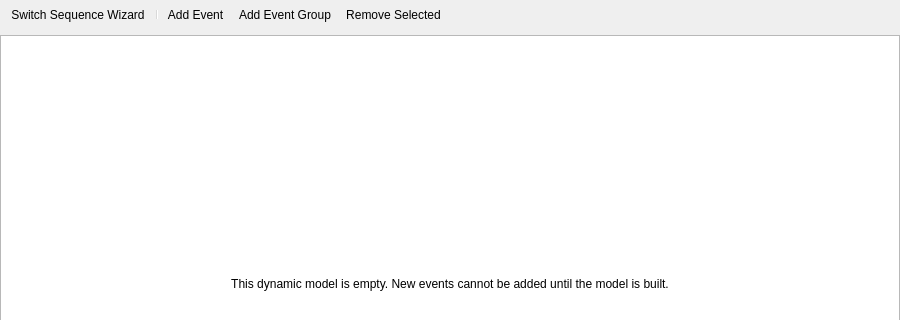
This is src/VeraGrid/Gui/DynamicModelEditor/Events/dynamic_events_page_ui.ui in JordiBejarUPC/veragrid-hvdc-bipolar-pfc as Qt 5 draws it before an edit; both pictures show x 0 to 900 and y 0 to 320 of the 900 by 560 pixel window. The edited form follows.
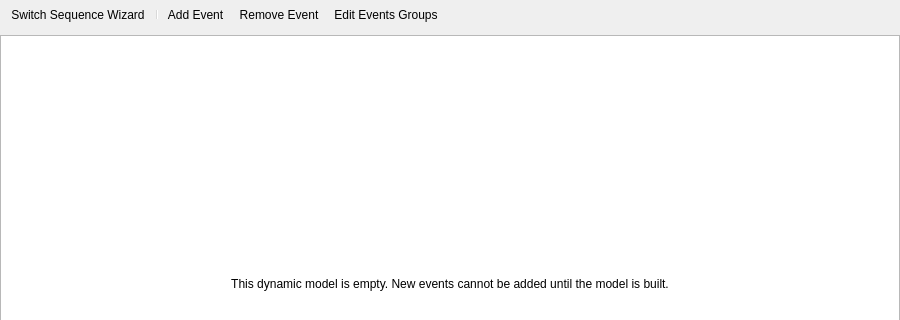
This is the edited form. Icons and pictures are not drawn.

Commit message: edited dynamic_events_page

```diff
--- a/src/VeraGrid/Gui/DynamicModelEditor/Events/dynamic_events_page_ui.ui
+++ b/src/VeraGrid/Gui/DynamicModelEditor/Events/dynamic_events_page_ui.ui
@@ -40,8 +40,8 @@
      <addaction name="actionSwitchSequence"/>
      <addaction name="separator"/>
      <addaction name="actionAddEvent"/>
-     <addaction name="actionNewGroup"/>
      <addaction name="actionRemove"/>
+     <addaction name="actionNewGroup"/>
     </widget>
    </item>
    <item>
@@ -149,7 +149,7 @@
      <normaloff>:/Icons/icons/minus.png</normaloff>:/Icons/icons/minus.png</iconset>
    </property>
    <property name="text">
-    <string>Remove Selected</string>
+    <string>Remove Event</string>
    </property>
    <property name="toolTip">
     <string>Remove the selected event or event group</string>
@@ -161,7 +161,7 @@
      <normaloff>:/Icons/icons/plus.png</normaloff>:/Icons/icons/plus.png</iconset>
    </property>
    <property name="text">
-    <string>Add Event Group</string>
+    <string>Edit Events Groups</string>
    </property>
    <property name="toolTip">
     <string>Create an event group for this simulation mode</string>
```
Left out of the diff: 4 changed lines with no effect on the pictures. The commit also changes 1 other file.
